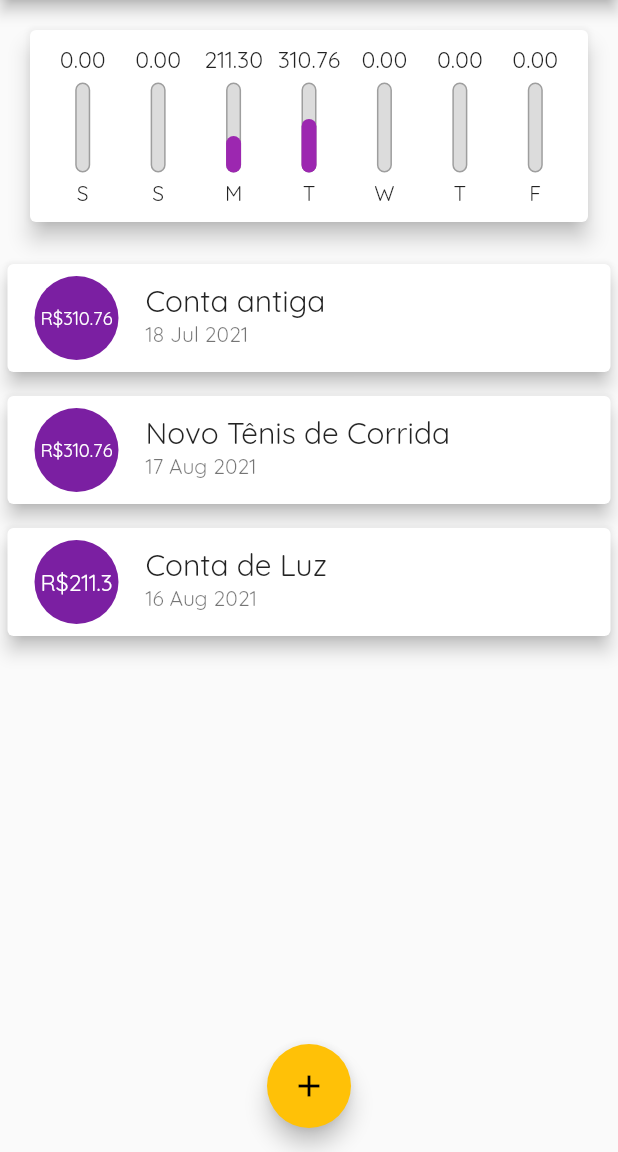
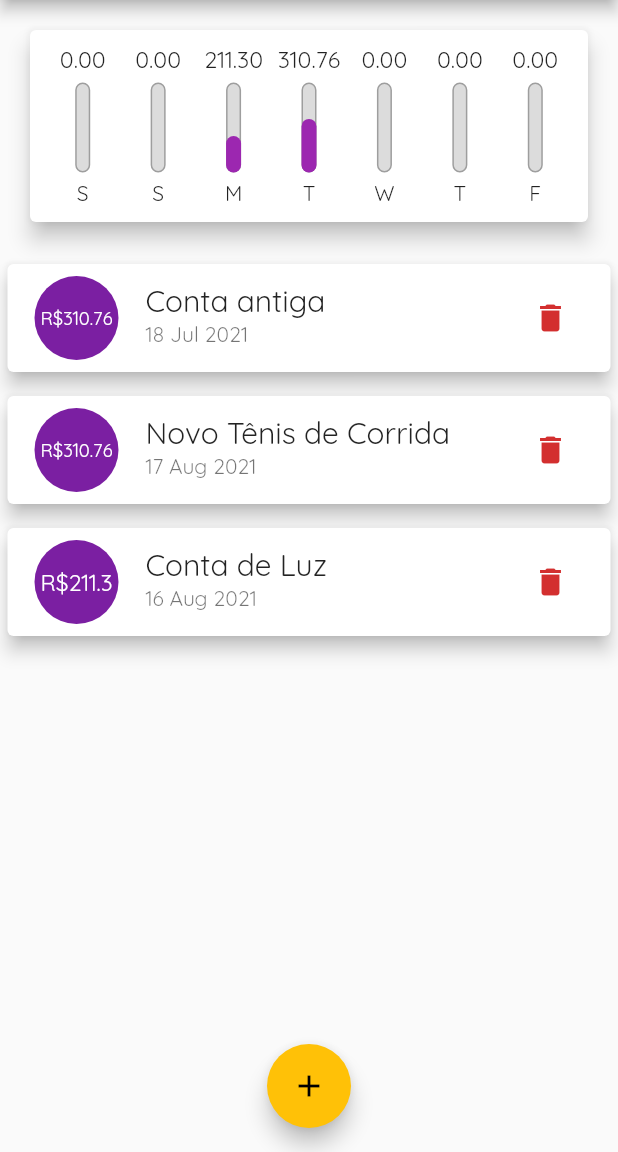
Before and after one commit to LetRicette/expenses-app-flutter, a Flutter app: the screen it shows after launch, on a phone screen of 412 x 824 dp, the part 84-1236 px from its top. Run offline on Flutter 3.47's test engine with Material 2 defaults, Android fonts, the phone set to English and light mode, and no system bars.

Commit message:
Excluir transações

```diff
--- a/lib/components/transaction_list.dart
+++ b/lib/components/transaction_list.dart
@@ -4,8 +4,12 @@ import 'package:intl/intl.dart';
 
 class TransactionList extends StatelessWidget {
   final List<Transaction> transactions;
+  final void Function(String) onRemove;
 
-  TransactionList(this.transactions);
+  TransactionList(
+    this.transactions,
+    this.onRemove,
+  );
   @override
   Widget build(BuildContext context) {
     return Container(
@@ -26,7 +30,7 @@ class TransactionList extends StatelessWidget {
                 Container(
                   height: 200,
                   child: Image.asset(
-                    'asset/images/waiting.png',
+                    'assets/images/waiting.png',
                     fit: BoxFit.cover,
                   ),
                 )
@@ -57,6 +61,11 @@ class TransactionList extends StatelessWidget {
                     subtitle: Text(
                       DateFormat('d MMM y').format(tr.date),
                     ),
+                    trailing: IconButton(
+                      onPressed: () => onRemove(tr.id),
+                      icon: Icon(Icons.delete),
+                      color: Theme.of(context).errorColor,
+                    ),
                   ),
                 );
               },
--- a/lib/main.dart
+++ b/lib/main.dart
@@ -79,6 +79,12 @@ class _MyHomePageState extends State<MyHomePage> {
     Navigator.of(context).pop();
   }
 
+  _deleteTransaction(String id) {
+    setState(() {
+      _transactions.removeWhere((tr) => tr.id == id);
+    });
+  }
+
   _openTransactionFormModal(BuildContext context) {
     showModalBottomSheet(
         context: context,
@@ -109,7 +115,7 @@ class _MyHomePageState extends State<MyHomePage> {
           crossAxisAlignment: CrossAxisAlignment.stretch,
           children: [
             Chart(_recentTransactions),
-            TransactionList(_transactions),
+            TransactionList(_transactions, _deleteTransaction),
           ],
         ),
       ),
```
